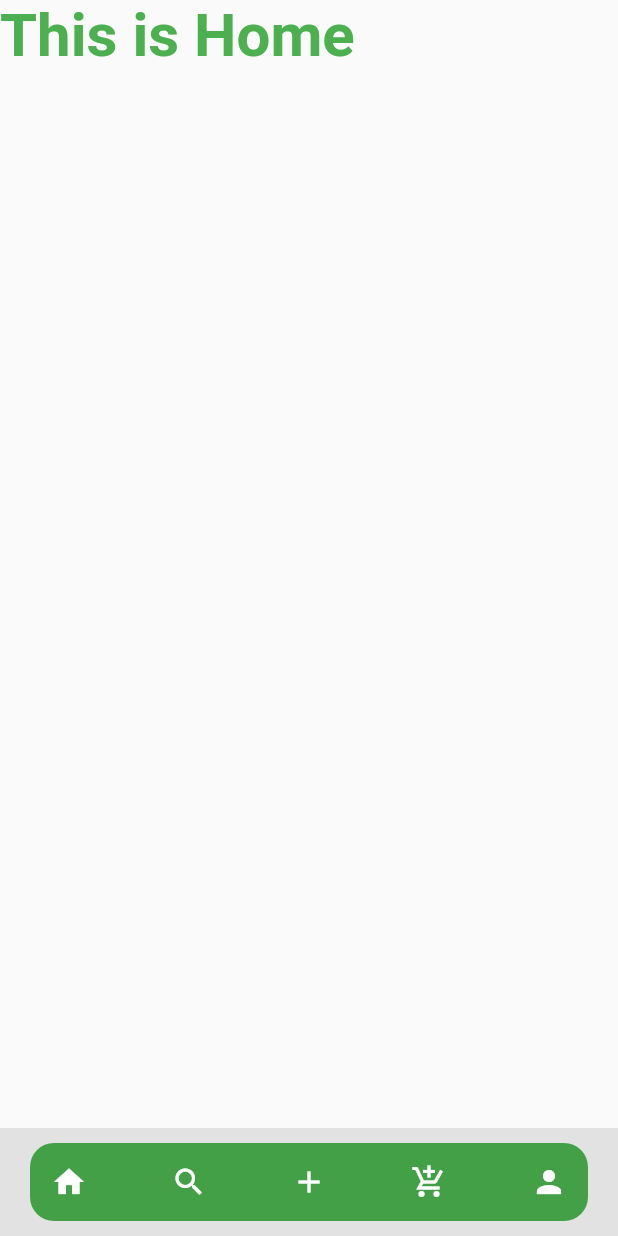
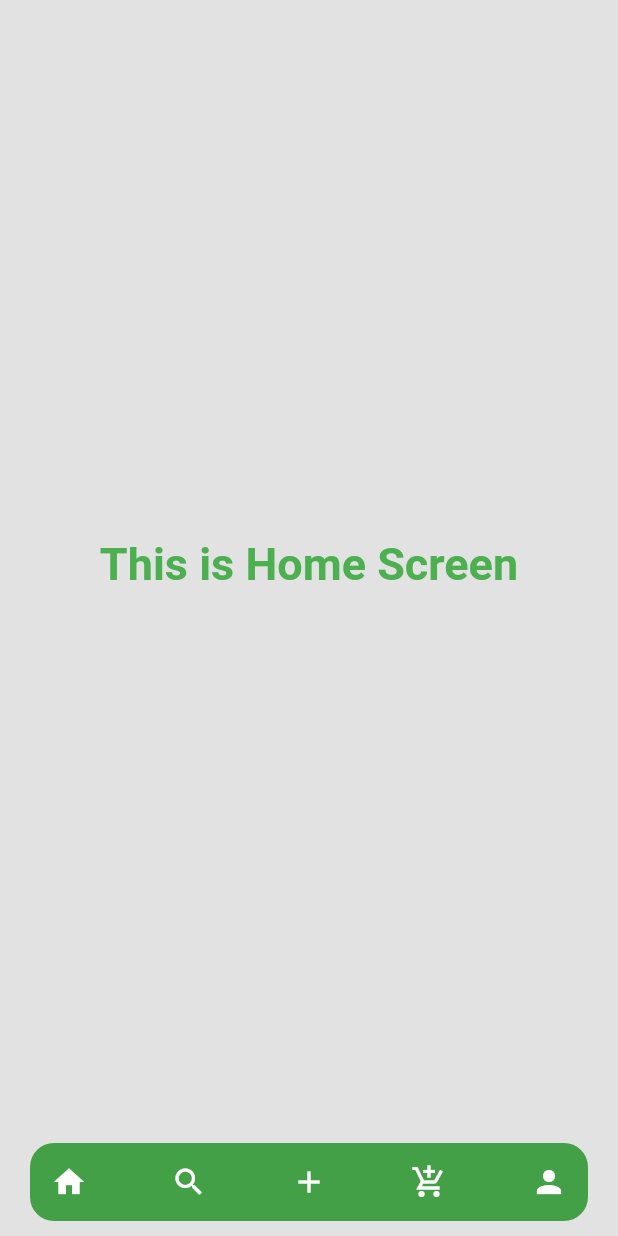
Before and after one commit to robertjmaneno/toyota_shop, a Flutter app: the screen it shows after launch, on a phone screen of 412 x 824 dp. Run offline on Flutter 3.47's test engine with Material 2 defaults, Android fonts, the phone set to English and light mode, and no system bars; our stand-ins replace google_fonts.

Commit message:
adding the center widget to every user interface screen

```diff
--- a/toyota_shop/lib/screeens/User_Interface/homeScreen.dart
+++ b/toyota_shop/lib/screeens/User_Interface/homeScreen.dart
@@ -12,9 +12,12 @@ class _HomePageState extends State<HomePage> {
   @override
   Widget build(BuildContext context) {
     return Scaffold(
-      body: Text(
-        'This is Home',
-        style: appStyle(40, Colors.green, FontWeight.bold),
+      backgroundColor: const Color(0xFFE2E2E2),
+      body: Center(
+        child: Text(
+          'This is Home Screen',
+          style: appStyle(30, Colors.green, FontWeight.bold),
+        ),
       ),
     );
   }
--- a/toyota_shop/lib/screeens/mainScreen.dart
+++ b/toyota_shop/lib/screeens/mainScreen.dart
@@ -1,12 +1,21 @@
 import 'package:flutter/material.dart';
+import 'package:toyota_shop/screeens/User_Interface/cart_screen.dart';
 import 'package:toyota_shop/screeens/User_Interface/homeScreen.dart';
-import 'package:toyota_shop/views/shared/appStyle.dart';
+import 'package:toyota_shop/screeens/User_Interface/search_screen.dart';
+import 'package:toyota_shop/screeens/User_Interface/user_screen.dart';
 import 'package:toyota_shop/views/shared/bottom_nav_bar.dart';
 
+// ignore: must_be_immutable
 class MainScreen extends StatelessWidget {
   MainScreen({super.key});
 
-  List<Widget> pageList = [HomePage()];
+  List<Widget> pageList = const [
+    HomePage(),
+    SearchPage(),
+    HomePage(),
+    CartPage(),
+    ProfilePage()
+  ];
 
   @override
   Widget build(BuildContext context) {
```
Also changed, not shown: toyota_shop/lib/screeens/User_Interface/cart_screen.dart (+6 -3 lines), toyota_shop/lib/screeens/User_Interface/search_screen.dart (+6 -3 lines), toyota_shop/lib/screeens/User_Interface/user_screen.dart (+6 -3 lines).
